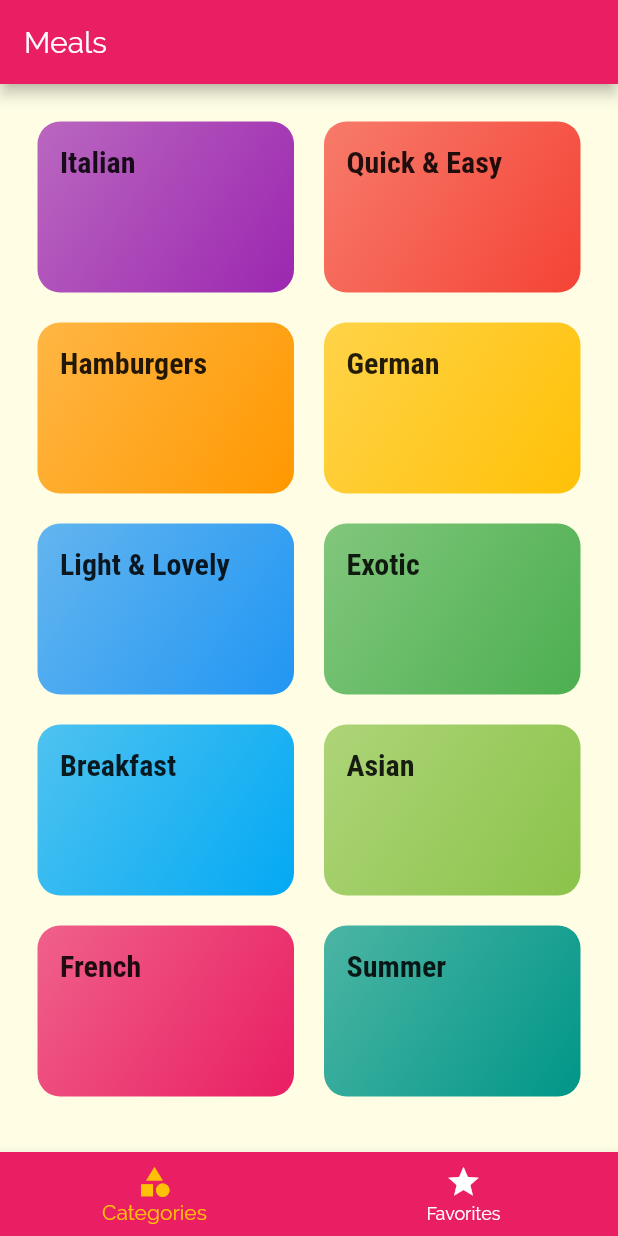
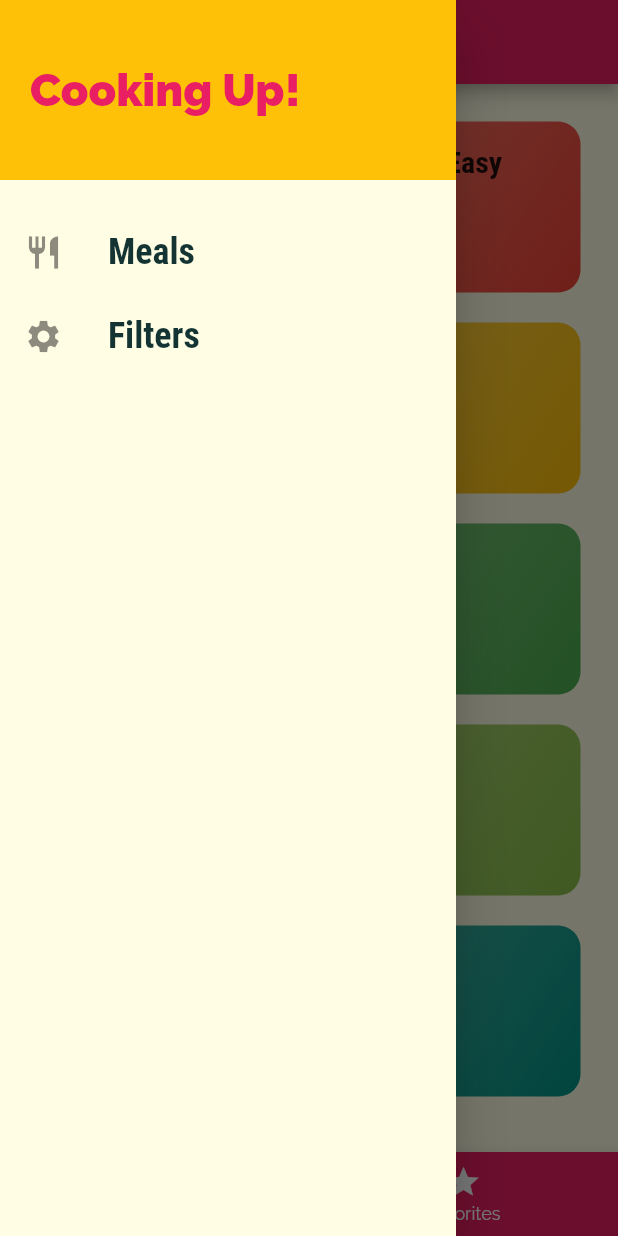
Before and after one commit to fad16papa/Meals_App, a Flutter app: the screen it shows after launch, with the side drawer open (before the commit the screen has no drawer), on a phone screen of 412 x 824 dp. Run offline on Flutter 3.47's test engine with Material 2 defaults, Android fonts, the phone set to English and light mode, and no system bars.

Commit message:
Commit changes

```diff
--- a/lib/main.dart
+++ b/lib/main.dart
@@ -1,6 +1,7 @@
 import 'package:flutter/material.dart';
 import 'package:meals_app/screens/categories_screen.dart';
 import 'package:meals_app/screens/category_meals_screen.dart';
+import 'package:meals_app/screens/filters_screen.dart';
 import 'package:meals_app/screens/meail_detail_screen.dart';
 import 'package:meals_app/screens/tabs_screen.dart';
 
@@ -38,6 +39,7 @@ class MyApp extends StatelessWidget {
         '/': (ctx) => TabsScreen(),
         CategoryMealScreen.routeName: (ctx) => CategoryMealScreen(),
         MealDetailScreen.routeName: (ctx) => MealDetailScreen(),
+        FiltersScreen.routeName: (ctx) => FiltersScreen(),
       },
       onGenerateRoute: (settings) {
         print(settings.arguments);
--- /dev/null
+++ b/lib/screens/filters_screen.dart
@@ -0,0 +1,19 @@
+import 'package:flutter/material.dart';
+import 'package:meals_app/widgets/main_drawer.dart';
+
+class FiltersScreen extends StatelessWidget {
+  static const routeName = '/filters';
+
+  @override
+  Widget build(BuildContext context) {
+    return Scaffold(
+      drawer: MainDrawer(),
+      appBar: AppBar(
+        title: Text('Filters'),
+      ),
+      body: Center(
+        child: Text('Filters'),
+      ),
+    );
+  }
+}
--- a/lib/screens/tabs_screen.dart
+++ b/lib/screens/tabs_screen.dart
@@ -1,6 +1,7 @@
 import 'package:flutter/material.dart';
 import 'package:meals_app/screens/categories_screen.dart';
 import 'package:meals_app/screens/favorites_screen.dart';
+import 'package:meals_app/widgets/main_drawer.dart';
 
 class TabsScreen extends StatefulWidget {
   @override
@@ -8,9 +9,12 @@ class TabsScreen extends StatefulWidget {
 }
 
 class _TabsScreenState extends State<TabsScreen> {
-  final List<Widget> _pages = [
-    CategoriesScreen(),
-    FavoritesScreen(),
+  final List<Map<String, Object>> _pages = [
+    {'page': CategoriesScreen(), 'title': 'Categories'},
+    {
+      'page': FavoritesScreen(),
+      'title': 'Your Favorites',
+    },
   ];
 
   int _selectedPageIndex = 0;
@@ -25,9 +29,12 @@ class _TabsScreenState extends State<TabsScreen> {
   Widget build(BuildContext context) {
     return Scaffold(
       appBar: AppBar(
-        title: Text('Meals'),
+        title: Text(
+          _pages[_selectedPageIndex]['title'],
+        ),
       ),
-      body: _pages[_selectedPageIndex],
+      drawer: MainDrawer(),
+      body: _pages[_selectedPageIndex]['page'],
       bottomNavigationBar: BottomNavigationBar(
         onTap: _selectPage,
         backgroundColor: Theme.of(context).primaryColor,
--- /dev/null
+++ b/lib/widgets/main_drawer.dart
@@ -0,0 +1,63 @@
+import 'package:flutter/material.dart';
+import 'package:meals_app/screens/filters_screen.dart';
+
+class MainDrawer extends StatelessWidget {
+  Widget buildListTile(String title, IconData icon, Function tapHandler) {
+    return ListTile(
+      leading: Icon(
+        icon,
+        size: 26,
+      ),
+      title: Text(
+        title,
+        style: TextStyle(
+            fontFamily: 'RobotoCondensed',
+            fontSize: 24,
+            fontWeight: FontWeight.bold),
+      ),
+      onTap: tapHandler,
+    );
+  }
+
+  @override
+  Widget build(BuildContext context) {
+    return Drawer(
+      child: Column(
+        children: <Widget>[
+          Container(
+            height: 120,
+            width: double.infinity,
+            padding: EdgeInsets.all(20),
+            alignment: Alignment.centerLeft,
+            color: Theme.of(context).accentColor,
+            child: Text(
+              'Cooking Up!',
+              style: TextStyle(
+                  fontWeight: FontWeight.w900,
+                  fontSize: 30,
+                  color: Theme.of(context).primaryColor),
+            ),
+          ),
+          SizedBox(
+            height: 20,
+          ),
+          buildListTile(
+            'Meals',
+            Icons.restaurant,
+            () {
+              Navigator.of(context).pushReplacementNamed('/');
+            },
+          ),
+          buildListTile(
+            'Filters',
+            Icons.settings,
+            () {
+              Navigator.of(context)
+                  .pushReplacementNamed(FiltersScreen.routeName);
+            },
+          ),
+        ],
+      ),
+    );
+  }
+}
```
Also changed, not shown: lib/screens/category_meals_screen.dart (+48 -21 lines), lib/screens/meail_detail_screen.dart (+8 -0 lines), lib/widgets/meal_item.dart (+15 -4 lines).
